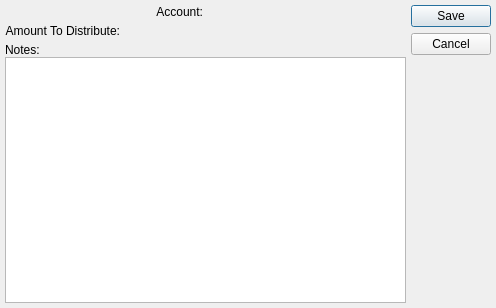
This is guiclient/cashReceiptMiscDistrib.ui in Pegasus-RPG/xtuple-client as Qt 5 draws it before an edit. The edited form follows.
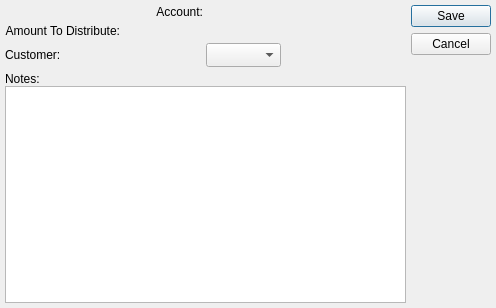
This is the edited form. Custom widgets are drawn as their Qt base class.

Patch:
```diff
--- a/guiclient/cashReceiptMiscDistrib.ui
+++ b/guiclient/cashReceiptMiscDistrib.ui
@@ -84,6 +84,33 @@
        </item>
       </layout>
      </item>
+     <item>
+      <layout class="QHBoxLayout" name="horizontalLayout_3">
+       <property name="spacing">
+        <number>1</number>
+       </property>
+       <item>
+        <widget class="XLabel" name="_custSelLit">
+         <property name="text">
+          <string>Customer:</string>
+         </property>
+         <property name="buddy">
+          <cstring>_custSelector</cstring>
+         </property>
+        </widget>
+       </item>
+       <item alignment="Qt::AlignLeft">
+        <widget class="XComboBox" name="_custSelector">
+         <property name="minimumSize">
+          <size>
+           <width>75</width>
+           <height>24</height>
+          </size>
+         </property>
+        </widget>
+       </item>
+      </layout>
+     </item>
      <item>
       <layout class="QVBoxLayout">
        <property name="spacing">
@@ -136,6 +163,16 @@
    <extends>QWidget</extends>
    <header>glcluster.h</header>
   </customwidget>
+  <customwidget>
+   <class>XComboBox</class>
+   <extends>QComboBox</extends>
+   <header>xcombobox.h</header>
+  </customwidget>
+  <customwidget>
+   <class>XLabel</class>
+   <extends>QLabel</extends>
+   <header>xlabel.h</header>
+  </customwidget>
   <customwidget>
    <class>XTextEdit</class>
    <extends>QTextEdit</extends>
```
